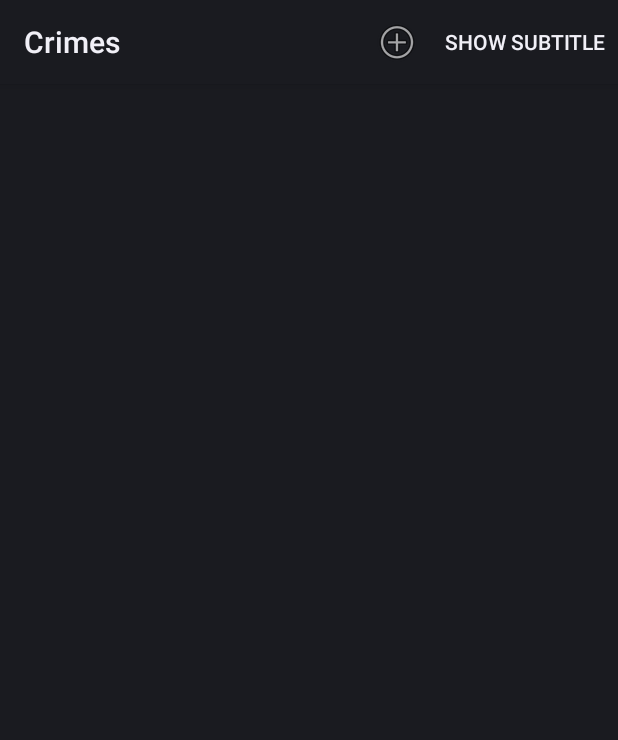
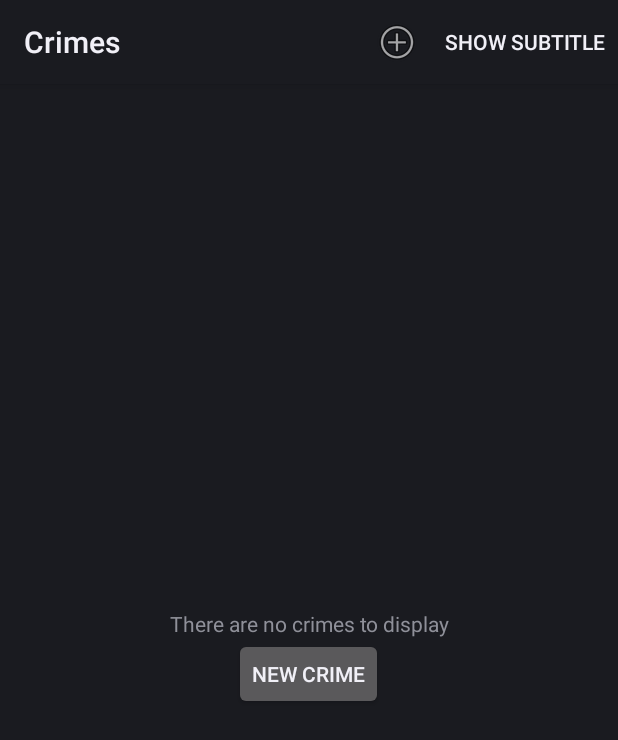
Before and after one commit to heschlie/BNR-CriminalIntent, an Android app: the screen it shows after launch (CrimeListActivity), on a phone screen of 412 x 824 dp. Shown: the top 740 px of the screen. Run offline under Robolectric (Android 15) with nearby library versions, the phone set to English and light mode, and no system bars.

Commit message:
- Chapter 16 challenge done, added ListView and LinearLayout to Layout for CrimeListFragment with the ids for list and empty to give a view for the empty list and let the user know there is nothing to display and give them the option to add a new crime right there. Very pro.

```diff
--- a/app/src/main/java/com/heschlie/criminalintent/CrimeListFragment.java
+++ b/app/src/main/java/com/heschlie/criminalintent/CrimeListFragment.java
@@ -13,6 +13,7 @@ import android.view.MenuItem;
 import android.view.View;
 import android.view.ViewGroup;
 import android.widget.ArrayAdapter;
+import android.widget.Button;
 import android.widget.CheckBox;
 import android.widget.ListView;
 import android.widget.TextView;
@@ -26,6 +27,15 @@ public class CrimeListFragment extends ListFragment {
     private static final String TAG = "CrimeListFragment";
     private ArrayList<Crime> mCrimes;
     private boolean mSubtitleVisible;
+    private Button mAddCrime;
+
+    private void createCrime() {
+        Crime crime = new Crime(getActivity());
+        CrimeLab.get(getActivity()).addCrime(crime);
+        Intent i = new Intent(getActivity(), CrimePagerActivity.class);
+        i.putExtra(CrimeFragment.EXTRA_CRIME_ID, crime.getId());
+        startActivityForResult(i, 0);
+    }
 
     @Override
     public void onCreate(@Nullable Bundle savedInstanceState) {
@@ -44,7 +54,15 @@ public class CrimeListFragment extends ListFragment {
     @TargetApi(11)
     @Override
     public View onCreateView(LayoutInflater inflater, ViewGroup container, Bundle savedInstanceState) {
-        View v = super.onCreateView(inflater, container, savedInstanceState);
+        View v = inflater.inflate(R.layout.fragment_crime_list, container, false);
+
+        mAddCrime = (Button)v.findViewById(R.id.add_crime_button);
+        mAddCrime.setOnClickListener(new View.OnClickListener() {
+            @Override
+            public void onClick(View v) {
+                createCrime();
+            }
+        });
 
         if (Build.VERSION.SDK_INT >= Build.VERSION_CODES.HONEYCOMB) {
             if (mSubtitleVisible) {
@@ -86,11 +104,7 @@ public class CrimeListFragment extends ListFragment {
     public boolean onOptionsItemSelected(MenuItem item) {
         switch (item.getItemId()) {
             case R.id.menu_item_new_crime:
-                Crime crime = new Crime(getActivity());
-                CrimeLab.get(getActivity()).addCrime(crime);
-                Intent i = new Intent(getActivity(), CrimePagerActivity.class);
-                i.putExtra(CrimeFragment.EXTRA_CRIME_ID, crime.getId());
-                startActivityForResult(i, 0);
+                createCrime();
                 return true;
 
             case R.id.menu_item_show_subtitle:
--- /dev/null
+++ b/app/src/main/res/layout/fragment_crime_list.xml
@@ -0,0 +1,36 @@
+<?xml version="1.0" encoding="utf-8"?>
+<FrameLayout xmlns:android="http://schemas.android.com/apk/res/android"
+             android:layout_width="match_parent"
+             android:layout_height="match_parent">
+
+    <ListView
+        android:id="@android:id/list"
+        android:layout_width="match_parent"
+        android:layout_height="match_parent">
+
+    </ListView>
+
+    <LinearLayout
+        android:id="@android:id/empty"
+        android:layout_width="match_parent"
+        android:layout_height="wrap_content"
+        android:orientation="vertical"
+        android:layout_gravity="center"
+        >
+
+        <TextView
+            android:layout_width="match_parent"
+            android:layout_height="wrap_content"
+            android:text="@string/empty_list"
+            android:gravity="center"/>
+
+        <Button
+            android:id="@+id/add_crime_button"
+            android:layout_width="wrap_content"
+            android:layout_height="wrap_content"
+            android:text="@string/new_crime"
+            android:layout_gravity="center"/>
+
+    </LinearLayout>
+
+</FrameLayout>
--- a/app/src/main/res/values/strings.xml
+++ b/app/src/main/res/values/strings.xml
@@ -13,6 +13,7 @@
     <string name="hide_subtitle">Hide Subtitle</string>
     <string name="subtitle">If you see something, say something.</string>
     <string name="delete_crime">Delete</string>
+    <string name="empty_list">There are no crimes to display</string>
 
     <string-array name="date_picker_array">
         <item>Set Date</item>
```
